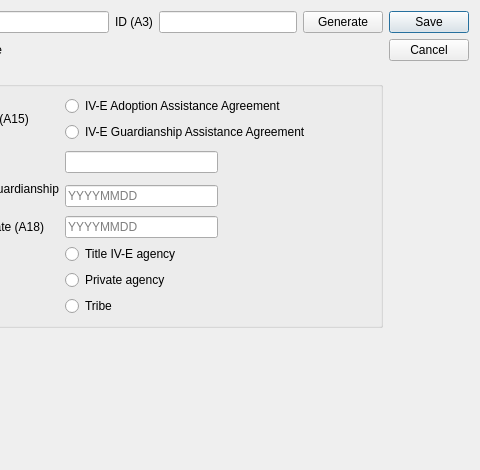
Above: ui/ui_adoption_subsidy.ui from zstamper/AFCARS-AXE before the change; both pictures show x 520 to 1000 and y 0 to 470 of the 1000 by 470 pixel window. Below: the same form after it.
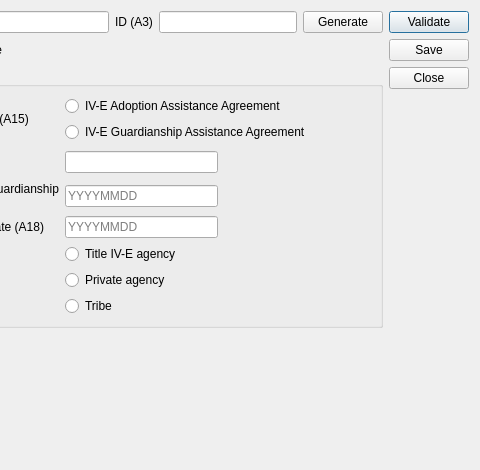
That is the form after the change.

The edit to the form file:
```diff
--- a/ui/ui_adoption_subsidy.ui
+++ b/ui/ui_adoption_subsidy.ui
@@ -516,14 +516,42 @@
     </layout>
    </item>
    <item>
-    <widget class="QDialogButtonBox" name="form_action">
-     <property name="orientation">
-      <enum>Qt::Vertical</enum>
-     </property>
-     <property name="standardButtons">
-      <set>QDialogButtonBox::Cancel|QDialogButtonBox::Save</set>
-     </property>
-    </widget>
+    <layout class="QVBoxLayout" name="verticalLayout_8">
+     <item>
+      <widget class="QPushButton" name="validate_button">
+       <property name="text">
+        <string>Validate</string>
+       </property>
+      </widget>
+     </item>
+     <item>
+      <widget class="QPushButton" name="save_button">
+       <property name="text">
+        <string>Save</string>
+       </property>
+      </widget>
+     </item>
+     <item>
+      <widget class="QPushButton" name="close_button">
+       <property name="text">
+        <string>Close</string>
+       </property>
+      </widget>
+     </item>
+     <item>
+      <spacer name="verticalSpacer_4">
+       <property name="orientation">
+        <enum>Qt::Vertical</enum>
+       </property>
+       <property name="sizeHint" stdset="0">
+        <size>
+         <width>20</width>
+         <height>40</height>
+        </size>
+       </property>
+      </spacer>
+     </item>
+    </layout>
    </item>
   </layout>
  </widget>
```
Left out of the diff: 35 changed lines with no effect on the pictures.
